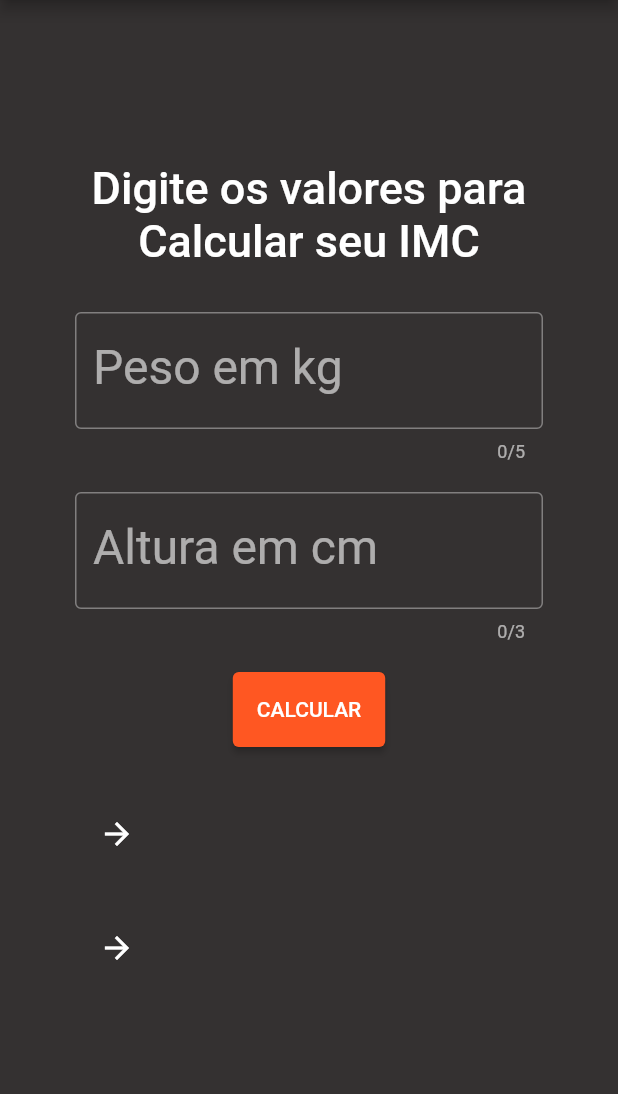
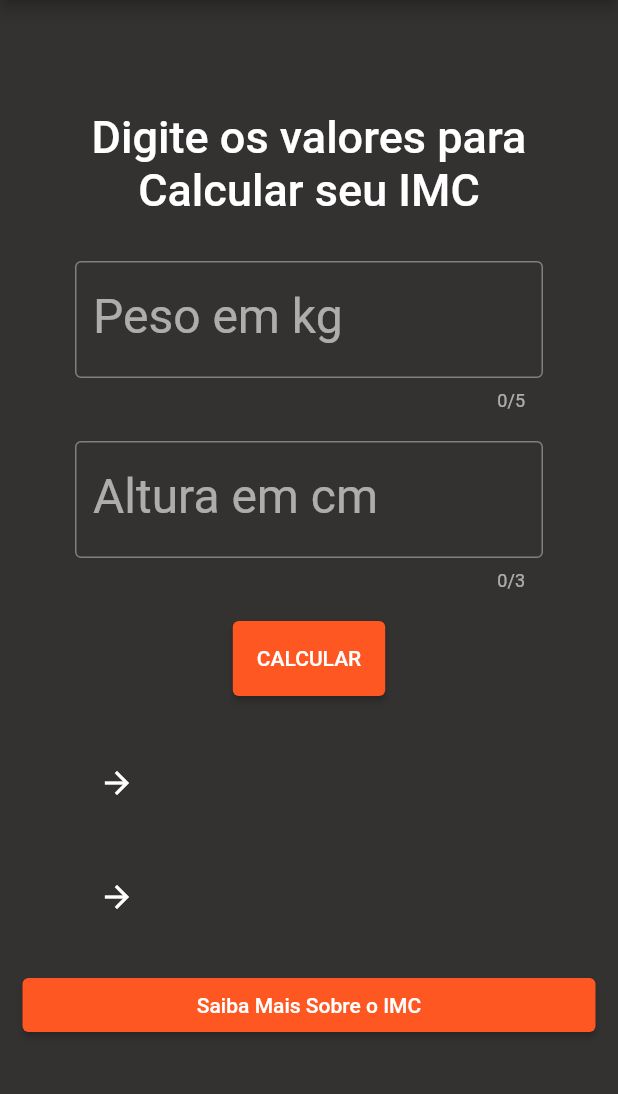
Before and after one commit to HeMarchioni/ProjetoP1_Calculo_Imc, a Flutter app: the Sobre screen opened directly, in the side drawer, after a tap on "Indice de Massa Corporal", on a phone screen of 412 x 824 dp, the part 84-1178 px from its top. Run offline on Flutter 3.47's test engine with Material 2 defaults, Android fonts, the phone set to English and light mode, and no system bars.

```diff
--- a/lib/home.dart
+++ b/lib/home.dart
@@ -1,5 +1,6 @@
 import 'package:flutter/cupertino.dart';
 import 'package:flutter/material.dart';
+import 'package:proj_calculo_imc/info.dart';
 import 'package:proj_calculo_imc/sobre.dart';
 
 
@@ -20,14 +21,30 @@ class Home extends StatelessWidget {
         child: ListView(
           children: [
             const UserAccountsDrawerHeader(
-                accountName: Text("DDMI"),
-                accountEmail: Text("ddmi@ddmi.com.br")),
+                accountName: Text("User"),
+                accountEmail: Text("User@user.com.br")),
+            ListTile(
+              leading: const Icon(Icons.ad_units),
+              title: const Text("Indice de Massa Corporal"),
+              subtitle: const Text("Calcular IMC"),
+              trailing: const Icon(Icons.arrow_forward_ios_rounded),
+              onTap: () {
+                Navigator.push(
+                  context,
+                  MaterialPageRoute(builder: (context) => const Home()),
+                );
+              },
+            ),
             ListTile(
               leading: const Icon(Icons.accessibility_new),
               title: const Text("Indice de Massa Corporal"),
-              subtitle: const Text("Cuidando de sua saude"),
+              subtitle: const Text("Saiba Mais"),
               trailing: const Icon(Icons.arrow_forward_ios_rounded),
-              onTap: () {},
+              onTap: () {Navigator.push(
+                context,
+                MaterialPageRoute(builder: (context) => const Info()),
+              );
+              },
             ),
             ListTile(
               leading: const Icon(Icons.account_balance_sharp),
@@ -254,6 +271,18 @@ class _CalculoIMCState extends State<CalculoIMC> {
                   leading: Icon(Icons.arrow_forward),
                 ),
               ),
+              Padding(
+                padding: const  EdgeInsets.fromLTRB(15,10,15,10),
+                child: ElevatedButton(
+                  onPressed: () {
+                    Navigator.push(
+                      context,
+                      MaterialPageRoute(builder: (context) => const Info()),
+                    );
+                  },
+                  child: Text("Saiba Mais Sobre o IMC"),
+                ),
+              ),
             ],
           ),
 
--- a/lib/sobre.dart
+++ b/lib/sobre.dart
@@ -1,6 +1,8 @@
 import 'package:flutter/cupertino.dart';
 import 'package:flutter/material.dart';
 import 'package:proj_calculo_imc/home.dart';
+
+import 'info.dart';
 
 
 
@@ -31,6 +33,17 @@ class Sobre extends StatelessWidget {
                   context,
                   MaterialPageRoute(builder: (context) => const Home()),
                 );
+              },
+            ),
+            ListTile(
+              leading: const Icon(Icons.accessibility_new),
+              title: const Text("Indice de Massa Corporal"),
+              subtitle: const Text("Saiba Mais"),
+              trailing: const Icon(Icons.arrow_forward_ios_rounded),
+              onTap: () {Navigator.push(
+                context,
+                MaterialPageRoute(builder: (context) => const Info()),
+              );
               },
             ),
             ListTile(
--- a/pubspec.yaml
+++ b/pubspec.yaml
@@ -47,6 +47,7 @@ flutter:
   # To add assets to your application, add an assets section, like this:
   assets:
   - assets/images/TechMonkeys.jpg
+  - assets/images/TabelaIMC.PNG
   #   - images/a_dot_ham.jpeg
 
   # An image asset can refer to one or more resolution-specific "variants", see
```
Also changed, not shown: lib/info.dart (added, +198 -0 lines), assets/images/TabelaIMC.PNG (added).
